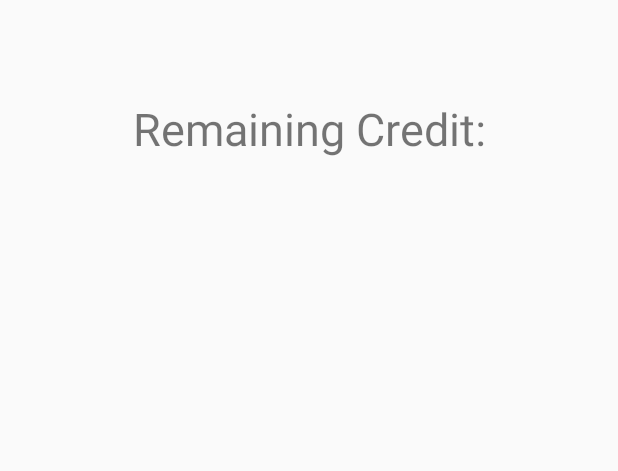
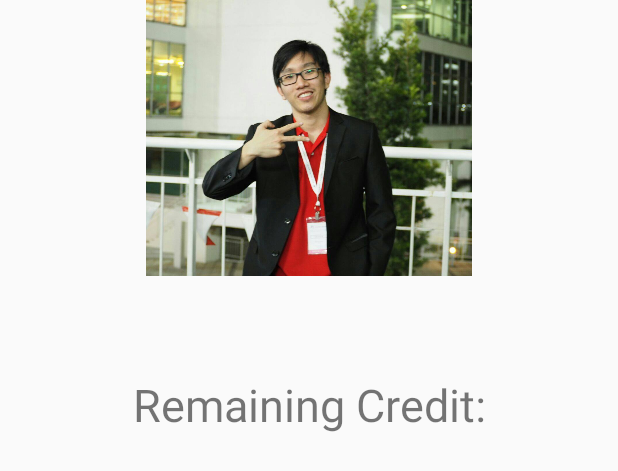
Before and after one commit to LeeBoonKong/CarParkingManagement, an Android app: the layout activity_home_screen.xml on its own in the app's theme, with its tools: preview values and no code run, on a phone screen of 412 x 824 dp. Shown: the top 471 px of the screen. Run offline under Robolectric (Android 15) with nearby library versions, the phone set to English and light mode, and no system bars.

Commit message:
last update on UI
UI updates

```diff
--- a/app/src/main/AndroidManifest.xml
+++ b/app/src/main/AndroidManifest.xml
@@ -8,7 +8,7 @@
         android:label="@string/app_name"
         android:roundIcon="@mipmap/ic_launcher_round"
         android:supportsRtl="true"
-        android:theme="@style/Theme.AppCompat.Light">
+        android:theme="@style/MyMaterialTheme">
         <activity android:name=".MainActivity">
             <intent-filter>
                 <action android:name="android.intent.action.MAIN" />
--- a/app/src/main/java/unimyiw/carparkingmanagement2/HomeScreen.java
+++ b/app/src/main/java/unimyiw/carparkingmanagement2/HomeScreen.java
@@ -1,7 +1,6 @@
 package unimyiw.carparkingmanagement2;
 
 import android.content.Intent;
-import android.renderscript.Sampler;
 import android.support.annotation.NonNull;
 import android.support.v7.app.AppCompatActivity;
 import android.os.Bundle;
@@ -20,7 +19,6 @@ import com.google.firebase.database.DatabaseReference;
 import com.google.firebase.database.FirebaseDatabase;
 import com.google.firebase.database.ValueEventListener;
 
-import org.w3c.dom.Text;
 
 public class HomeScreen extends AppCompatActivity {
 
--- a/app/src/main/res/layout/activity_home_screen.xml
+++ b/app/src/main/res/layout/activity_home_screen.xml
@@ -1,6 +1,6 @@
 <?xml version="1.0" encoding="utf-8"?>
-<android.support.constraint.ConstraintLayout xmlns:android="http://schemas.android.com/apk/res/android"
-    xmlns:app="http://schemas.android.com/apk/res-auto"
+<RelativeLayout xmlns:android="http://schemas.android.com/apk/res/android"
+    xmlns:local="http://schemas.android.com/apk/res-auto"
     xmlns:tools="http://schemas.android.com/tools"
     android:layout_width="match_parent"
     android:layout_height="match_parent"
@@ -12,19 +12,28 @@
         android:orientation="vertical"
         tools:layout_editor_absoluteY="164dp">
 
+        <ImageView
+            android:id="@+id/imageView"
+            android:layout_width="match_parent"
+            android:layout_height="184dp"
+            android:adjustViewBounds="false"
+            local:srcCompat="@drawable/lbk" />
+
         <TextView
             android:id="@+id/userName"
             android:layout_width="match_parent"
             android:layout_height="wrap_content"
             android:textAlignment="center"
-            android:textSize="24sp" />
+            android:textSize="24sp"
+            android:elevation="5dp"/>
 
         <TextView
             android:id="@+id/phoneNumber"
             android:layout_width="match_parent"
             android:layout_height="wrap_content"
             android:textAlignment="center"
-            android:textSize="24sp" />
+            android:textSize="24sp"
+            android:elevation="5dp"/>
 
         <TextView
             android:id="@+id/textView11"
@@ -32,14 +41,15 @@
             android:layout_height="wrap_content"
             android:text="Remaining Credit:"
             android:textAlignment="center"
-            android:textSize="30sp" />
+            android:textSize="30sp"
+            android:elevation="5dp"/>
 
         <TextView
             android:id="@+id/credit"
             android:layout_width="match_parent"
             android:layout_height="wrap_content"
             android:textAlignment="center"
-            android:textSize="30sp" />
-
+            android:textSize="30sp"
+            android:elevation="5dp"/>
     </LinearLayout>
-</android.support.constraint.ConstraintLayout>
+</RelativeLayout>
--- a/app/src/main/res/layout/activity_mall_status.xml
+++ b/app/src/main/res/layout/activity_mall_status.xml
@@ -1,6 +1,5 @@
 <?xml version="1.0" encoding="utf-8"?>
 <LinearLayout xmlns:android="http://schemas.android.com/apk/res/android"
-    xmlns:app="http://schemas.android.com/apk/res-auto"
     android:layout_width="match_parent"
     android:layout_height="400dp"
     android:orientation="vertical"
@@ -84,7 +83,7 @@
         android:orientation="horizontal">
 
         <TextView
-            android:id="@+id/SubHrsLabel"
+            android:id="@+id/subHrsLabel"
             android:layout_width="wrap_content"
             android:layout_height="wrap_content"
             android:layout_weight="1"
@@ -108,7 +107,7 @@
         android:orientation="horizontal">
 
         <TextView
-            android:id="@+id/SubHrsLabel"
+            android:id="@+id/publicHolidayLabel"
             android:layout_width="wrap_content"
             android:layout_height="wrap_content"
             android:layout_weight="1"
--- /dev/null
+++ b/app/src/main/res/values-v21/values-v21.xml
@@ -0,0 +1,11 @@
+<resources>
+
+    <style name="MyMaterialTheme" parent="MyMaterialTheme.Base">
+        <item name="android:windowContentTransitions">true</item>
+        <item name="android:windowAllowEnterTransitionOverlap">true</item>
+        <item name="android:windowAllowReturnTransitionOverlap">true</item>
+        <item name="android:windowSharedElementEnterTransition">@android:transition/move</item>
+        <item name="android:windowSharedElementExitTransition">@android:transition/move</item>
+    </style>
+
+</resources>
--- a/app/src/main/res/values/colors.xml
+++ b/app/src/main/res/values/colors.xml
@@ -1,6 +1,9 @@
 <?xml version="1.0" encoding="utf-8"?>
 <resources>
-    <color name="colorPrimary">#3F51B5</color>
-    <color name="colorPrimaryDark">#303F9F</color>
-    <color name="colorAccent">#FF4081</color>
+    <color name="colorPrimary">#125688</color>
+    <color name="colorPrimaryDark">#125688</color>
+    <color name="textColorPrimary">#FFFFFF</color>
+    <color name="windowBackground">#FFFFFF</color>
+    <color name="navigationBarColor">#000000</color>
+    <color name="colorAccent">#c8e8ff</color>
 </resources>
--- a/app/src/main/res/values/styles.xml
+++ b/app/src/main/res/values/styles.xml
@@ -1,8 +1,12 @@
 <resources>
 
-    <!-- Base application theme. -->
-    <style name="AppTheme" parent="Theme.AppCompat.Light.DarkActionBar">
-        <!-- Customize your theme here. -->
+    <style name="MyMaterialTheme" parent="MyMaterialTheme.Base">
+
+    </style>
+
+    <style name="MyMaterialTheme.Base" parent="Theme.AppCompat.Light.DarkActionBar">
+        <item name="windowNoTitle">true</item>
+        <item name="windowActionBar">false</item>
         <item name="colorPrimary">@color/colorPrimary</item>
         <item name="colorPrimaryDark">@color/colorPrimaryDark</item>
         <item name="colorAccent">@color/colorAccent</item>
```
Also changed, not shown: app/build.gradle (+10 -2 lines), app/src/main/java/unimyiw/carparkingmanagement2/MainActivity.java (+0 -11 lines), app/src/main/res/drawable/lbk.jpg (added), 2 other files.
